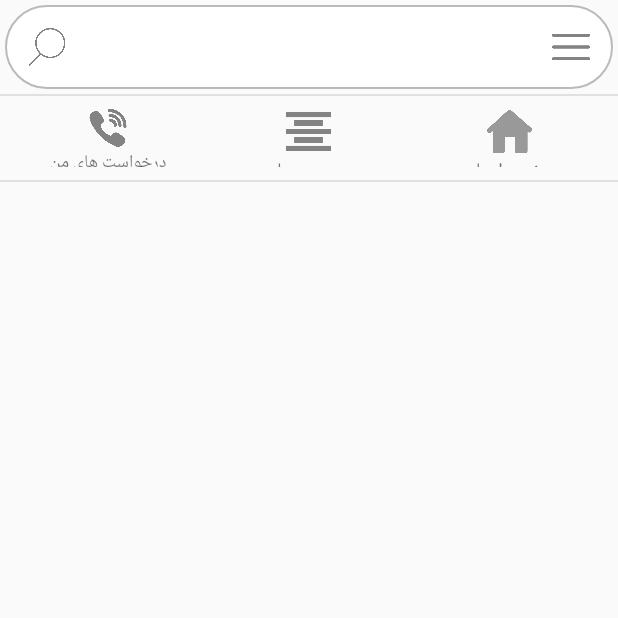
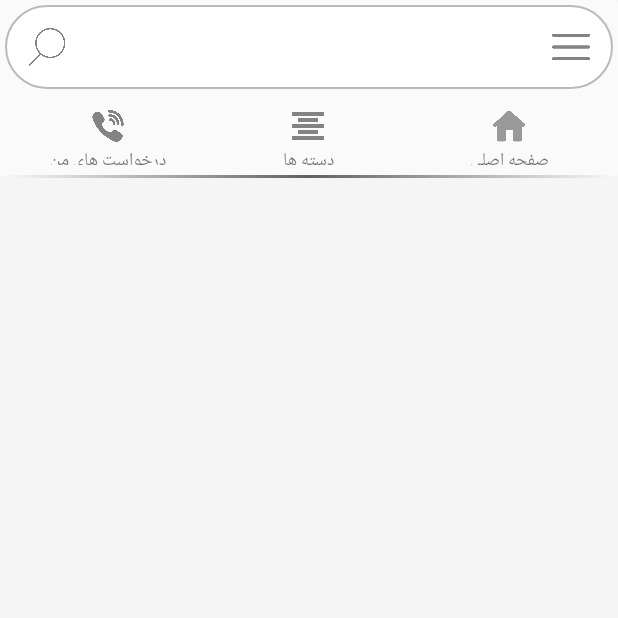
Before and after one commit to hessamdev/LogoBin, an Android app: the screen it shows after launch (MainPage), on a phone screen of 412 x 824 dp, the top half of it. Run offline under Robolectric (Android 15) with nearby library versions, the phone set to English and light mode, and no system bars; our stand-ins replace ButterKnife, Picasso; 2 statements that could not run were skipped.

Commit message:
edite UI
Hessam

```diff
--- a/app/src/main/java/com/example/dev/logobin/activity/MainPage.java
+++ b/app/src/main/java/com/example/dev/logobin/activity/MainPage.java
@@ -32,6 +32,10 @@ public class MainPage extends FragmentActivity {
     LinearLayout click_Safheasli;
     @BindView(R.id.Main_Imageview_Safheasli)
     ImageView Imageview_Safheasli;
+    @BindView(R.id.Main_Imageview_Search)
+    ImageView search;
+    @BindView(R.id.Main_Imageview_Menu)
+    ImageView menu;
 
     @Override
     public void onCreate(@Nullable Bundle savedInstanceState) {
@@ -43,6 +47,9 @@ public class MainPage extends FragmentActivity {
         click_Safheasli.setOnClickListener(new View.OnClickListener() {@Override public void onClick(View v) { Changepage(3); }});
         click_Dasteha.setOnClickListener(new View.OnClickListener() {@Override public void onClick(View v) { Changepage(2); }});
         click_Darkhast.setOnClickListener(new View.OnClickListener() {@Override public void onClick(View v) { Changepage(1); }});
+
+        Picasso.get().load(R.drawable.search).resize(100,100).into(search);
+        Picasso.get().load(R.drawable.menu).resize(100,100).into(menu);
 
 
 
--- /dev/null
+++ b/app/src/main/res/drawable/shadow2.xml
@@ -0,0 +1,22 @@
+<?xml version="1.0" encoding="utf-8"?>
+<layer-list xmlns:android="http://schemas.android.com/apk/res/android">
+    <item>
+        <shape android:shape="rectangle">
+            <gradient android:startColor="@color/c100"
+                android:centerColor="@color/c700"
+                android:endColor="@color/c100"/>
+            <corners android:radius="3dp" />
+        </shape>
+    </item>
+
+    <item
+        android:left="0dp"
+        android:right="0dp"
+        android:top="0dp"
+        android:bottom="2dp">
+        <shape android:shape="rectangle">
+            <solid android:color="@color/c100"/>
+            <corners android:radius="2dp" />
+        </shape>
+    </item>
+</layer-list>
--- a/app/src/main/res/layout/mainpage_activity.xml
+++ b/app/src/main/res/layout/mainpage_activity.xml
@@ -3,26 +3,30 @@
     xmlns:android="http://schemas.android.com/apk/res/android"
     android:layout_width="match_parent"
     android:layout_height="match_parent"
-    android:background="@color/c100">
+    android:background="@color/c200">
     <LinearLayout
         android:id="@+id/toolbarMain"
         android:layout_width="match_parent"
         android:layout_height="wrap_content"
-        android:orientation="vertical">
+        android:orientation="vertical"
+        android:background="@drawable/shadow2"
+        >
         <RelativeLayout
             android:layout_width="match_parent"
             android:layout_height="56dp"
             android:layout_margin="3dp"
             android:background="@drawable/stork_gray">
             <ImageView
+                android:id="@+id/Main_Imageview_Menu"
                 android:layout_width="45dp"
                 android:layout_height="45dp"
-                android:layout_alignParentRight="true"
+                android:layout_alignParentEnd="true"
                 android:layout_centerVertical="true"
                 android:layout_marginEnd="5dp"
                 android:padding="10dp"
-                android:src="@drawable/menu"/>
+                android:contentDescription="@string/menu" />
             <ImageView
+                android:id="@+id/Main_Imageview_Search"
                 android:layout_width="45dp"
                 android:layout_height="45dp"
                 android:layout_alignParentLeft="true"
@@ -30,19 +34,14 @@
                 android:layout_marginStart="5dp"
                 android:layout_centerVertical="true"
                 android:padding="10dp"
-                android:src="@drawable/search"/>
+                android:contentDescription="@string/search" />
         </RelativeLayout>
-        <View
-            android:layout_width="match_parent"
-            android:layout_height="1dp"
-            android:background="@color/c300"
-            android:layout_below="@id/toolbarMain"
-            />
         <LinearLayout
             android:layout_width="match_parent"
             android:layout_height="56dp"
             android:orientation="horizontal"
-            android:padding="5dp">
+            android:padding="5dp"
+            android:baselineAligned="false">
 
             <LinearLayout
                 android:id="@+id/Main_Linear_Darkhastha"
@@ -56,6 +55,7 @@
                     android:id="@+id/Main_Imageview_Darkhastha"
                     android:layout_width="25dp"
                     android:layout_height="25dp"
+                    android:padding="2dp"
                     android:contentDescription="@string/darkhasthaman"
                     />
                 <TextView
@@ -75,13 +75,15 @@
                 android:gravity="center">
                 <ImageView
                     android:id="@+id/Main_Imageview_Dasteha"
-                    android:layout_width="30dp"
-                    android:layout_height="30dp"
+                    android:layout_width="25dp"
+                    android:layout_height="25dp"
+                    android:padding="2dp"
                     android:contentDescription="@string/Dasteha"
                     />
                 <TextView
                     android:layout_width="wrap_content"
                     android:layout_height="wrap_content"
+                    android:textSize="12sp"
                     android:text="@string/Dasteha"/>
             </LinearLayout>
 
@@ -95,13 +97,15 @@
                 android:gravity="center">
                 <ImageView
                     android:id="@+id/Main_Imageview_Safheasli"
-                    android:layout_width="30dp"
-                    android:layout_height="30dp"
+                    android:layout_width="25dp"
+                    android:layout_height="25dp"
+                    android:padding="2dp"
                     android:contentDescription="@string/SafheAsli"
                     />
                 <TextView
                     android:layout_width="wrap_content"
                     android:layout_height="wrap_content"
+                    android:textSize="12sp"
                     android:text="@string/SafheAsli"/>
             </LinearLayout>
 
@@ -110,12 +114,6 @@
         </LinearLayout>
     </LinearLayout>
 
-    <View
-        android:layout_width="match_parent"
-        android:layout_height="1dp"
-        android:background="@color/c300"
-        android:layout_below="@id/toolbarMain"
-        />
 
     <FrameLayout
         android:id="@+id/Container"
--- a/app/src/main/res/values/colors.xml
+++ b/app/src/main/res/values/colors.xml
@@ -1,7 +1,7 @@
 <?xml version="1.0" encoding="utf-8"?>
 <resources>
     <color name="colorPrimary">#3F51B5</color>
-    <color name="colorPrimaryDark">#303F9F</color>
+    <color name="colorPrimaryDark">#212121</color>
     <color name="colorAccent">#FF4081</color>
 
 
--- a/app/src/main/res/values/strings.xml
+++ b/app/src/main/res/values/strings.xml
@@ -3,4 +3,6 @@
     <string name="darkhasthaman">درخواست های من</string>
     <string name="Dasteha">دسته ها</string>
     <string name="SafheAsli">صفحه اصلی</string>
+    <string name="menu">menu</string>
+    <string name="search">Search</string>
 </resources>
```
Also changed, not shown: app/src/main/res/drawable/shadow.xml (added, +80 -0 lines).
